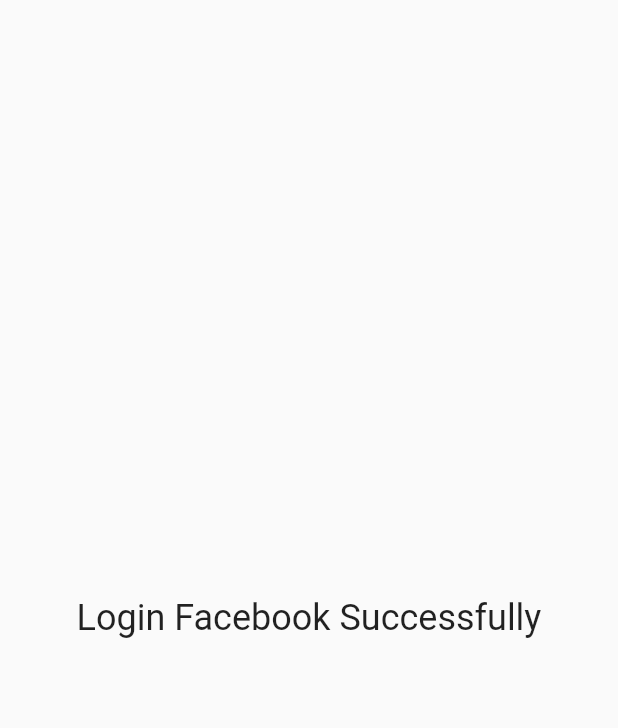
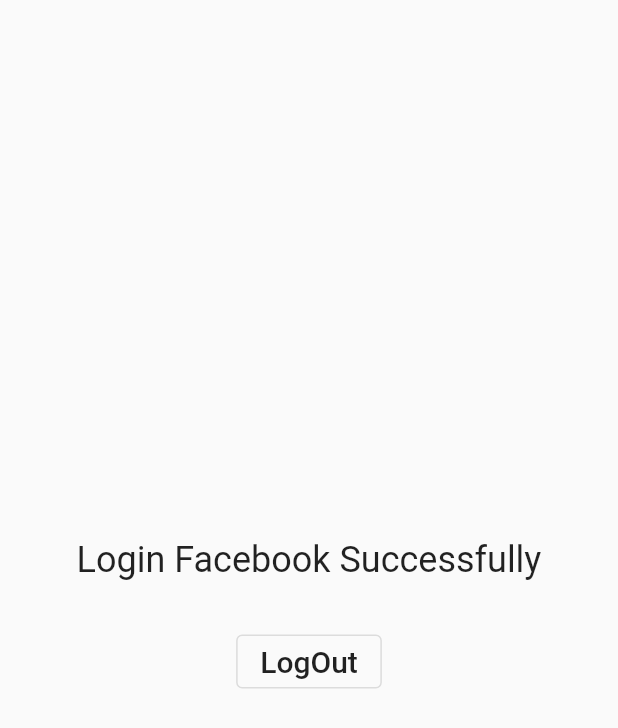
Before and after one commit to alyfadhel/Auth_with_facebook_and_google, a Flutter app: the FacebookScreen screen opened directly, on a phone screen of 412 x 824 dp. Shown: the top 728 px of the screen. Run offline on Flutter 3.47's test engine with Material 2 defaults, Android fonts, the phone set to English and light mode, and no system bars; our stand-ins replace bloc, firebase_auth, firebase_core, flutter_bloc, flutter_svg, google_sign_in and 2 more; missing offline and left inert: flutter_facebook_auth; accounts and stored records are empty.

Commit message:
signOut with facebook

```diff
--- a/lib/cubit/states.dart
+++ b/lib/cubit/states.dart
@@ -18,6 +18,20 @@ class GetFacebookAuthErrorState extends SocialMediaStates
 
   GetFacebookAuthErrorState(this.error);
 }
+
+class SignOutFacebookSuccessState extends SocialMediaStates
+{
+  final UserModel userModel;
+
+  SignOutFacebookSuccessState(this.userModel);
+}
+class SignOutFacebookErrorState extends SocialMediaStates
+{
+  final String error;
+
+  SignOutFacebookErrorState(this.error);
+}
+
 
 class GetGoogleAuthLoadingState extends SocialMediaStates{}
 class GetGoogleAuthSuccessState extends SocialMediaStates
--- a/lib/facebook.dart
+++ b/lib/facebook.dart
@@ -1,10 +1,27 @@
+import 'package:facebook_auth/auth.dart';
+import 'package:facebook_auth/cubit/cubit.dart';
+import 'package:facebook_auth/cubit/states.dart';
 import 'package:flutter/material.dart';
+import 'package:flutter_bloc/flutter_bloc.dart';
 
 class FacebookScreen extends StatelessWidget {
   const FacebookScreen({Key? key}) : super(key: key);
 
   @override
   Widget build(BuildContext context) {
+    return BlocConsumer<SocialMediaCubit, SocialMediaStates>(
+      listener: (context, state) {
+        if (state is SignOutFacebookSuccessState) {
+          Navigator.pushReplacement(
+            context,
+            MaterialPageRoute(
+              builder: (context) => const AuthScreen(),
+            ),
+          );
+        }
+      },
+      builder: (context, state) {
+        var cubit = SocialMediaCubit.get(context);
         return Scaffold(
           body: Column(
             mainAxisAlignment: MainAxisAlignment.center,
@@ -16,9 +33,23 @@ class FacebookScreen extends StatelessWidget {
                     style: Theme.of(context).textTheme.headlineSmall,
                   ),
                 ),
-          )
+              ),
+              const SizedBox(
+                height: 30.0,
+              ),
+              OutlinedButton(
+                onPressed: () {
+                  cubit.socialSignOutWithFacebook();
+                },
+                child: Text(
+                  'LogOut',
+                  style: Theme.of(context).textTheme.titleLarge,
+                ),
+              ),
             ],
           ),
         );
+      },
+    );
   }
 }
```
Also changed, not shown: lib/cubit/cubit.dart (+19 -0 lines). Lines whose indentation alone changed are shown as unchanged.
